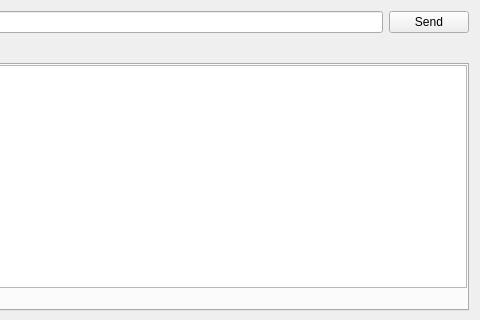
Old version of the form src/RequestWidget.ui in the repository jesusha123/comet; both pictures show x 320 to 800 and y 0 to 320 of the 800 by 600 pixel window.
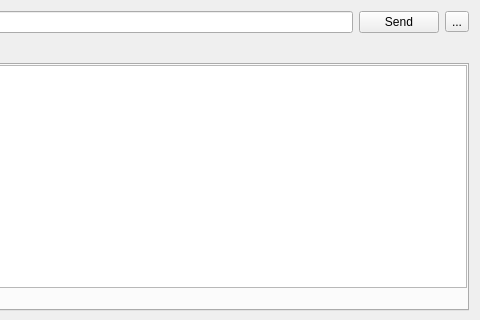
New version of the form. Custom widgets are drawn as their Qt base class.

Commit message: More tab support

The edit to the form file:
```diff
--- a/src/RequestWidget.ui
+++ b/src/RequestWidget.ui
@@ -36,6 +36,13 @@
        </property>
       </widget>
      </item>
+     <item>
+      <widget class="QToolButton" name="saveButton">
+       <property name="text">
+        <string>...</string>
+       </property>
+      </widget>
+     </item>
     </layout>
    </item>
    <item>
```
The commit also changes 4 other files.
